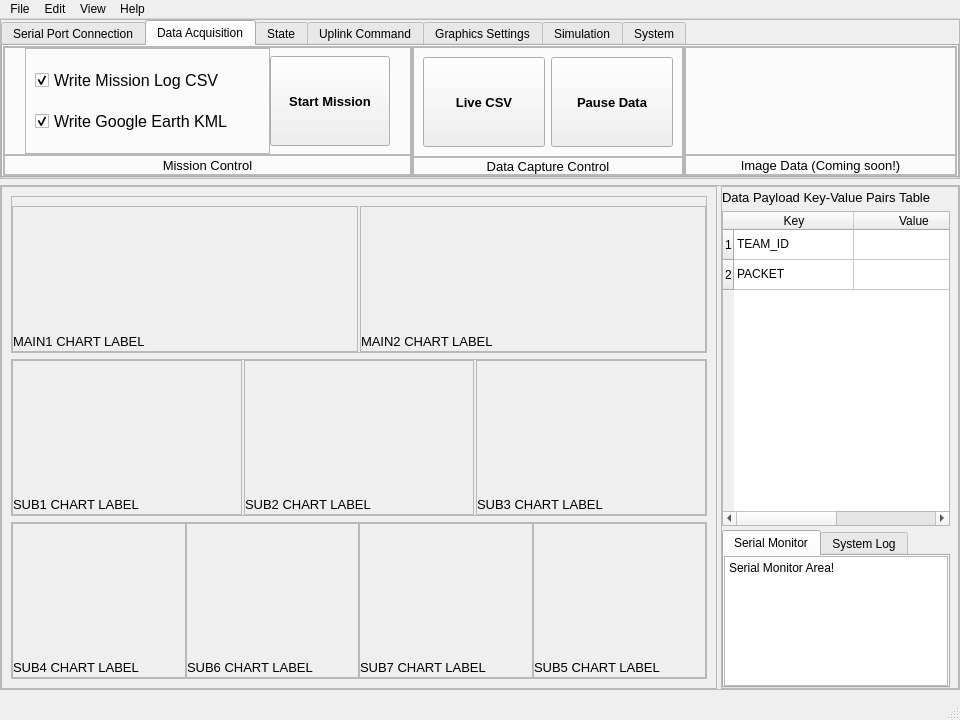
The window that gui/cugs_mainwindow.ui (vtneil/cugs-v1) describes before a commit, drawn with Qt 5.
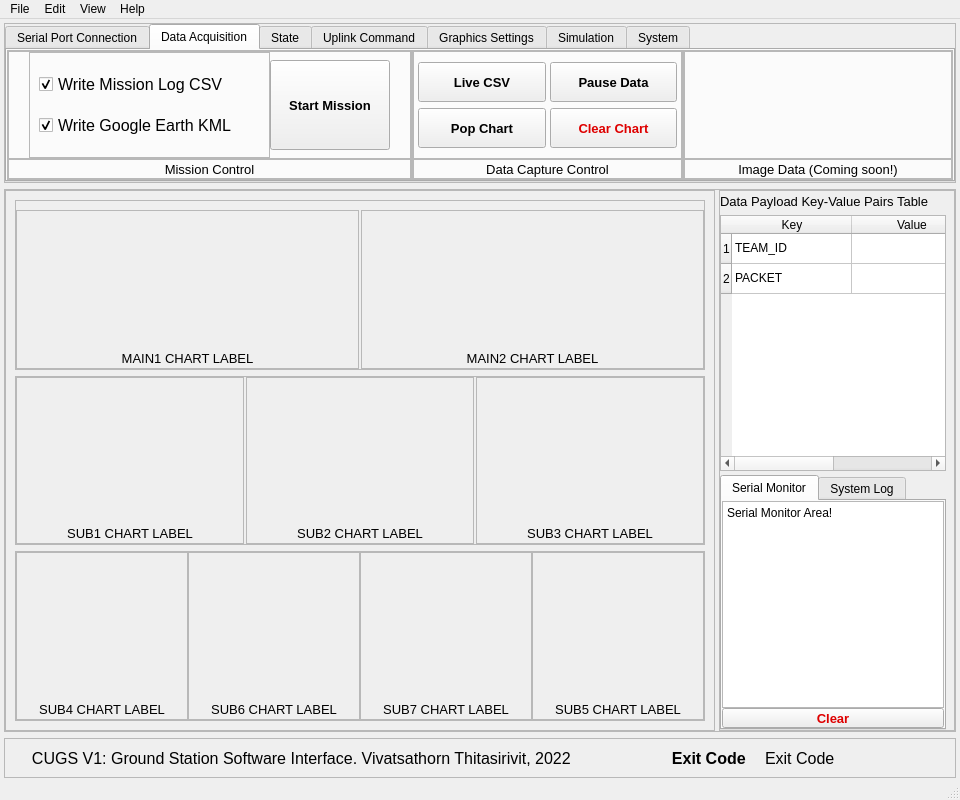
The same window after the commit. The open tabs and pages were chosen to show the change.

```diff
--- a/gui/cugs_mainwindow.ui
+++ b/gui/cugs_mainwindow.ui
@@ -7,13 +7,13 @@
     <x>0</x>
     <y>0</y>
     <width>960</width>
-    <height>720</height>
+    <height>800</height>
    </rect>
   </property>
   <property name="minimumSize">
    <size>
     <width>960</width>
-    <height>720</height>
+    <height>800</height>
    </size>
   </property>
   <property name="windowTitle">
@@ -23,21 +23,18 @@
    <string notr="true"/>
   </property>
   <widget class="QWidget" name="centralwidget">
-   <layout class="QVBoxLayout" name="verticalLayout" stretch="0,0">
-    <property name="spacing">
-     <number>6</number>
-    </property>
+   <layout class="QVBoxLayout" name="verticalLayout">
     <property name="leftMargin">
-     <number>0</number>
+     <number>4</number>
     </property>
     <property name="topMargin">
-     <number>0</number>
+     <number>4</number>
     </property>
     <property name="rightMargin">
-     <number>0</number>
+     <number>4</number>
     </property>
     <property name="bottomMargin">
-     <number>8</number>
+     <number>0</number>
     </property>
     <item>
      <widget class="QFrame" name="fr_cen_1">
@@ -216,6 +213,7 @@
                       <property name="font">
                        <font>
                         <pointsize>10</pointsize>
+                        <weight>75</weight>
                         <bold>true</bold>
                        </font>
                       </property>
@@ -244,6 +242,7 @@
                       <property name="font">
                        <font>
                         <pointsize>10</pointsize>
+                        <weight>75</weight>
                         <bold>true</bold>
                        </font>
                       </property>
@@ -347,6 +346,7 @@
                       <property name="font">
                        <font>
                         <pointsize>10</pointsize>
+                        <weight>75</weight>
                         <bold>true</bold>
                        </font>
                       </property>
@@ -444,6 +444,7 @@
                          <property name="font">
                           <font>
                            <pointsize>10</pointsize>
+                           <weight>75</weight>
                            <bold>true</bold>
                           </font>
                          </property>
@@ -753,6 +754,7 @@
                    <property name="font">
                     <font>
                      <pointsize>10</pointsize>
+                     <weight>75</weight>
                      <bold>true</bold>
                     </font>
                    </property>
@@ -856,24 +858,43 @@
                 <property name="frameShadow">
                  <enum>QFrame::Raised</enum>
                 </property>
-                <layout class="QHBoxLayout" name="horizontalLayout_5">
-                 <item>
+                <layout class="QGridLayout" name="gridLayout">
+                 <property name="leftMargin">
+                  <number>4</number>
+                 </property>
+                 <property name="topMargin">
+                  <number>4</number>
+                 </property>
+                 <property name="rightMargin">
+                  <number>4</number>
+                 </property>
+                 <property name="bottomMargin">
+                  <number>4</number>
+                 </property>
+                 <property name="horizontalSpacing">
+                  <number>4</number>
+                 </property>
+                 <property name="verticalSpacing">
+                  <number>0</number>
+                 </property>
+                 <item row="0" column="0">
                   <widget class="QPushButton" name="btn_csv_live">
                    <property name="minimumSize">
                     <size>
                      <width>100</width>
-                     <height>90</height>
+                     <height>40</height>
                     </size>
                    </property>
                    <property name="maximumSize">
                     <size>
                      <width>300</width>
-                     <height>90</height>
+                     <height>40</height>
                     </size>
                    </property>
                    <property name="font">
                     <font>
                      <pointsize>10</pointsize>
+                     <weight>75</weight>
                      <bold>true</bold>
                     </font>
                    </property>
@@ -897,23 +918,24 @@
                    </property>
                   </widget>
                  </item>
-                 <item>
+                 <item row="0" column="1">
                   <widget class="QPushButton" name="btn_start_pause_data">
                    <property name="minimumSize">
                     <size>
                      <width>100</width>
-                     <height>90</height>
+                     <height>40</height>
                     </size>
                    </property>
                    <property name="maximumSize">
                     <size>
                      <width>300</width>
-                     <height>90</height>
+                     <height>40</height>
                     </size>
                    </property>
                    <property name="font">
                     <font>
                      <pointsize>10</pointsize>
+                     <weight>75</weight>
                      <bold>true</bold>
                     </font>
                    </property>
@@ -931,6 +953,79 @@
                    </property>
                   </widget>
                  </item>
+                 <item row="1" column="0">
+                  <widget class="QPushButton" name="btn_chart_pop">
+                   <property name="minimumSize">
+                    <size>
+                     <width>100</width>
+                     <height>40</height>
+                    </size>
+                   </property>
+                   <property name="maximumSize">
+                    <size>
+                     <width>300</width>
+                     <height>40</height>
+                    </size>
+                   </property>
+                   <property name="font">
+                    <font>
+                     <pointsize>10</pointsize>
+                     <weight>75</weight>
+                     <bold>true</bold>
+                    </font>
+                   </property>
+                   <property name="cursor">
+                    <cursorShape>PointingHandCursor</cursorShape>
+                   </property>
+                   <property name="text">
+                    <string>Pop Chart</string>
+                   </property>
+                   <property name="checkable">
+                    <bool>false</bool>
+                   </property>
+                   <property name="checked">
+                    <bool>false</bool>
+                   </property>
+                  </widget>
+                 </item>
+                 <item row="1" column="1">
+                  <widget class="QPushButton" name="btn_chart_clear">
+                   <property name="minimumSize">
+                    <size>
+                     <width>100</width>
+                     <height>40</height>
+                    </size>
+                   </property>
+                   <property name="maximumSize">
+                    <size>
+                     <width>300</width>
+                     <height>40</height>
+                    </size>
+                   </property>
+                   <property name="font">
+                    <font>
+                     <pointsize>10</pointsize>
+                     <weight>75</weight>
+                     <bold>true</bold>
+                    </font>
+                   </property>
+                   <property name="cursor">
+                    <cursorShape>PointingHandCursor</cursorShape>
+                   </property>
+                   <property name="styleSheet">
+                    <string notr="true">color: rgb(222, 0, 0);</string>
+                   </property>
+                   <property name="text">
+                    <string>Clear Chart</string>
+                   </property>
+                   <property name="checkable">
+                    <bool>false</bool>
+                   </property>
+                   <property name="checked">
+                    <bool>false</bool>
+                   </property>
+                  </widget>
+                 </item>
                 </layout>
                </widget>
               </item>
@@ -1135,77 +1230,6 @@
                  <property name="bottomMargin">
                   <number>10</number>
                  </property>
-                 <item>
-                  <widget class="QPushButton" name="btn_chart_pop">
-                   <property name="minimumSize">
-                    <size>
-                     <width>120</width>
-                     <height>40</height>
-                    </size>
-                   </property>
-                   <property name="maximumSize">
-                    <size>
-                     <width>400</width>
-                     <height>40</height>
-                    </size>
-                   </property>
-                   <property name="font">
-                    <font>
-                     <pointsize>10</pointsize>
-                     <bold>true</bold>
-                    </font>
-                   </property>
-                   <property name="cursor">
-                    <cursorShape>PointingHandCursor</cursorShape>
-                   </property>
-                   <property name="text">
-                    <string>Pop Chart (Does not affect data)</string>
-                   </property>
-                   <property name="checkable">
-                    <bool>false</bool>
-                   </property>
-                   <property name="checked">
-                    <bool>false</bool>
-                   </property>
-                  </widget>
-                 </item>
-                 <item>
-                  <widget class="QPushButton" name="btn_chart_clear">
-                   <property name="minimumSize">
-                    <size>
-                     <width>120</width>
-                     <height>40</height>
-                    </size>
-                   </property>
-                   <property name="maximumSize">
-                    <size>
-                     <width>240</width>
-                     <height>40</height>
-                    </size>
-                   </property>
-                   <property name="font">
-                    <font>
-                     <pointsize>10</pointsize>
-                     <bold>true</bold>
-                    </font>
-                   </property>
-                   <property name="cursor">
-                    <cursorShape>PointingHandCursor</cursorShape>
-                   </property>
-                   <property name="styleSheet">
-                    <string notr="true">color: rgb(222, 0, 0);</string>
-                   </property>
-                   <property name="text">
-                    <string>Clear Chart</string>
-                   </property>
-                   <property name="checkable">
-                    <bool>false</bool>
-                   </property>
-                   <property name="checked">
-                    <bool>false</bool>
-                   </property>
-                  </widget>
-                 </item>
                 </layout>
                </widget>
               </item>
@@ -1332,6 +1356,9 @@
                   <property name="text">
                    <string>MAIN1 CHART LABEL</string>
                   </property>
+                  <property name="alignment">
+                   <set>Qt::AlignCenter</set>
+                  </property>
                  </widget>
                 </item>
                </layout>
@@ -1386,6 +1413,9 @@
                   <property name="text">
                    <string>MAIN2 CHART LABEL</string>
                   </property>
+                  <property name="alignment">
+                   <set>Qt::AlignCenter</set>
+                  </property>
                  </widget>
                 </item>
                </layout>
@@ -1467,6 +1497,9 @@
                   <property name="text">
                    <string>SUB1 CHART LABEL</string>
                   </property>
+                  <property name="alignment">
+                   <set>Qt::AlignCenter</set>
+                  </property>
                  </widget>
                 </item>
                </layout>
@@ -1521,6 +1554,9 @@
                   <property name="text">
                    <string>SUB2 CHART LABEL</string>
                   </property>
+                  <property name="alignment">
+                   <set>Qt::AlignCenter</set>
+                  </property>
                  </widget>
                 </item>
                </layout>
@@ -1575,6 +1611,9 @@
                   <property name="text">
                    <string>SUB3 CHART LABEL</string>
                   </property>
+                  <property name="alignment">
+                   <set>Qt::AlignCenter</set>
+                  </property>
                  </widget>
                 </item>
                </layout>
@@ -1656,6 +1695,9 @@
                   <property name="text">
                    <string>SUB4 CHART LABEL</string>
                   </property>
+                  <property name="alignment">
+                   <set>Qt::AlignCenter</set>
+                  </property>
                  </widget>
                 </item>
                </layout>
@@ -1710,6 +1752,9 @@
                   <property name="text">
                    <string>SUB6 CHART LABEL</string>
                   </property>
+                  <property name="alignment">
+                   <set>Qt::AlignCenter</set>
+                  </property>
                  </widget>
                 </item>
                </layout>
@@ -1764,6 +1809,9 @@
                   <property name="text">
                    <string>SUB7 CHART LABEL</string>
                   </property>
+                  <property name="alignment">
+                   <set>Qt::AlignCenter</set>
+                  </property>
                  </widget>
                 </item>
                </layout>
@@ -1818,6 +1866,9 @@
                   <property name="text">
                    <string>SUB5 CHART LABEL</string>
                   </property>
+                  <property name="alignment">
+                   <set>Qt::AlignCenter</set>
+                  </property>
                  </widget>
                 </item>
                </layout>
@@ -1837,7 +1888,7 @@
          <property name="frameShadow">
           <enum>QFrame::Raised</enum>
          </property>
-         <layout class="QVBoxLayout" name="verticalLayout_14" stretch="1,2,1">
+         <layout class="QVBoxLayout" name="verticalLayout_14">
           <property name="spacing">
            <number>4</number>
           </property>
@@ -1870,6 +1921,7 @@
             <property name="font">
              <font>
               <pointsize>10</pointsize>
+              <weight>50</weight>
               <bold>false</bold>
              </font>
             </property>
@@ -1892,12 +1944,12 @@
             <property name="gridStyle">
              <enum>Qt::SolidLine</enum>
             </property>
-            <attribute name="horizontalHeaderMinimumSectionSize">
-             <number>75</number>
-            </attribute>
             <attribute name="horizontalHeaderDefaultSectionSize">
              <number>120</number>
             </attribute>
+            <attribute name="horizontalHeaderMinimumSectionSize">
+             <number>75</number>
+            </attribute>
             <attribute name="horizontalHeaderStretchLastSection">
              <bool>true</bool>
             </attribute>
@@ -1968,6 +2020,44 @@
                 </property>
                </widget>
               </item>
+              <item>
+               <widget class="QPushButton" name="btn_serial_mon_clear">
+                <property name="minimumSize">
+                 <size>
+                  <width>100</width>
+                  <height>20</height>
+                 </size>
+                </property>
+                <property name="maximumSize">
+                 <size>
+                  <width>16777215</width>
+                  <height>20</height>
+                 </size>
+                </property>
+                <property name="font">
+                 <font>
+                  <pointsize>10</pointsize>
+                  <weight>75</weight>
+                  <bold>true</bold>
+                 </font>
+                </property>
+                <property name="cursor">
+                 <cursorShape>PointingHandCursor</cursorShape>
+                </property>
+                <property name="styleSheet">
+                 <string notr="true">color: rgb(222, 0, 0);</string>
+                </property>
+                <property name="text">
+                 <string>Clear</string>
+                </property>
+                <property name="checkable">
+                 <bool>false</bool>
+                </property>
+                <property name="checked">
+                 <bool>false</bool>
+                </property>
+               </widget>
+              </item>
              </layout>
             </widget>
             <widget class="QWidget" name="tab_sys_log">
@@ -2010,6 +2100,77 @@
       </layout>
      </widget>
     </item>
+    <item>
+     <widget class="QFrame" name="fr_cen_3">
+      <property name="minimumSize">
+       <size>
+        <width>0</width>
+        <height>40</height>
+       </size>
+      </property>
+      <property name="maximumSize">
+       <size>
+        <width>16777215</width>
+        <height>40</height>
+       </size>
+      </property>
+      <property name="frameShape">
+       <enum>QFrame::StyledPanel</enum>
+      </property>
+      <property name="frameShadow">
+       <enum>QFrame::Raised</enum>
+      </property>
+      <layout class="QHBoxLayout" name="horizontalLayout_5">
+       <item>
+        <widget class="QLabel" name="lb_footer">
+         <property name="font">
+          <font>
+           <pointsize>12</pointsize>
+          </font>
+         </property>
+         <property name="text">
+          <string>    CUGS V1: Ground Station Software Interface. Vivatsathorn Thitasirivit, 2022</string>
+         </property>
+         <property name="alignment">
+          <set>Qt::AlignCenter</set>
+         </property>
+        </widget>
+       </item>
+       <item>
+        <widget class="QLabel" name="lb_exit_code">
+         <property name="font">
+          <font>
+           <pointsize>12</pointsize>
+           <weight>75</weight>
+           <bold>true</bold>
+          </font>
+         </property>
+         <property name="text">
+          <string>Exit Code   </string>
+         </property>
+         <property name="alignment">
+          <set>Qt::AlignRight|Qt::AlignTrailing|Qt::AlignVCenter</set>
+         </property>
+        </widget>
+       </item>
+       <item>
+        <widget class="QLabel" name="lb_exit_id">
+         <property name="font">
+          <font>
+           <pointsize>12</pointsize>
+          </font>
+         </property>
+         <property name="text">
+          <string>Exit Code</string>
+         </property>
+         <property name="alignment">
+          <set>Qt::AlignLeading|Qt::AlignLeft|Qt::AlignVCenter</set>
+         </property>
+        </widget>
+       </item>
+      </layout>
+     </widget>
+    </item>
    </layout>
   </widget>
   <widget class="QMenuBar" name="menubar">
@@ -2018,7 +2179,7 @@
      <x>0</x>
      <y>0</y>
      <width>960</width>
-     <height>24</height>
+     <height>21</height>
     </rect>
    </property>
    <widget class="QMenu" name="menuFile">
```
